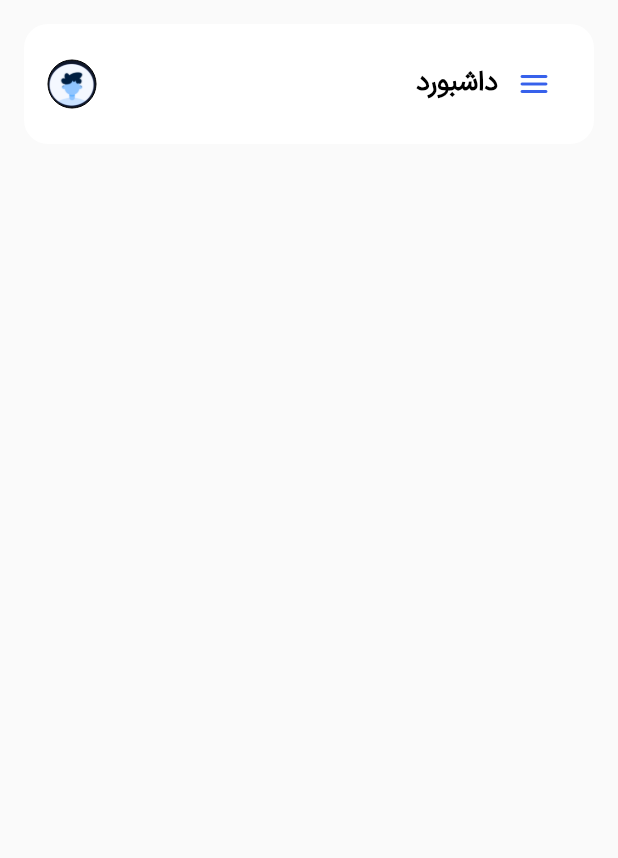
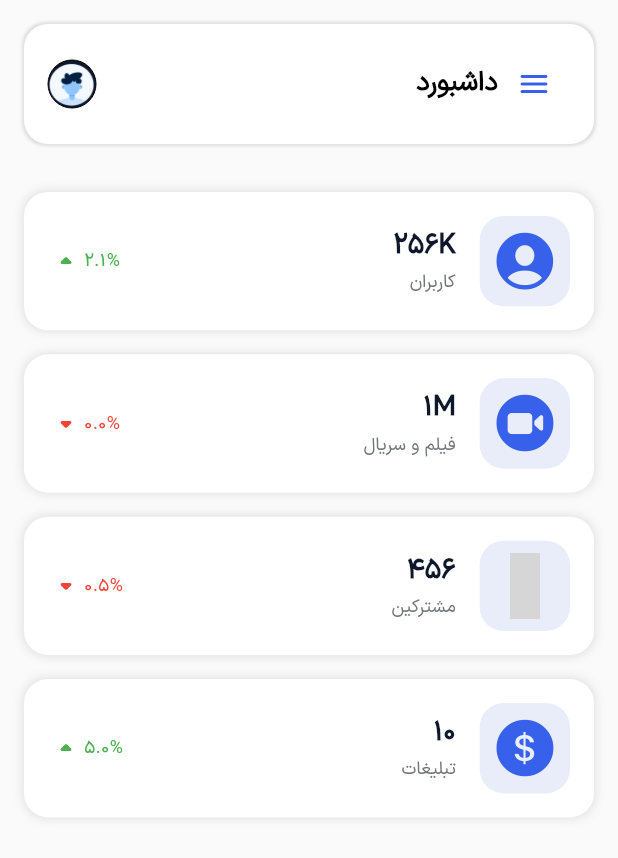
Before and after one commit to Mohammadfazel03/rokhshare-dashboard, a Flutter app: the screen it shows after launch, on a phone screen of 412 x 824 dp. Shown: the top 858 px of the screen. Run offline on Flutter 3.47's test engine with Material 3 defaults, Android fonts, the phone set to English and light mode, and no system bars; our stand-ins replace fluttericon, font_awesome_flutter, responsive_framework; grey boxes are pictures that could not be loaded.

Commit message:
[feature] complete inform card of dashboard

```diff
--- /dev/null
+++ b/lib/dashboard_page.dart
@@ -0,0 +1,148 @@
+import 'dart:math';
+
+import 'package:flutter/cupertino.dart';
+import 'package:flutter/material.dart';
+import 'package:flutter/rendering.dart';
+import 'package:fluttericon/elusive_icons.dart';
+import 'package:fluttericon/linearicons_free_icons.dart';
+
+class DashboardPage extends StatefulWidget {
+  const DashboardPage({super.key});
+
+  @override
+  State<DashboardPage> createState() => _DashboardPageState();
+}
+
+class _DashboardPageState extends State<DashboardPage> {
+  @override
+  Widget build(BuildContext context) {
+    return LayoutBuilder(builder: (context, constraints) {
+      int width = constraints.constrainWidth().round();
+      int height = constraints.constrainHeight().round();
+      return GridView.count(
+        crossAxisCount: min(4, width ~/ 250),
+        scrollDirection: Axis.vertical,
+        mainAxisSpacing: 16,
+        crossAxisSpacing: 16,
+        childAspectRatio: 1 / (100 / (width / min(4, width ~/ 250))),
+        padding: EdgeInsets.all(16),
+        children: [
+          informationCard(
+              icon: CupertinoIcons.person_crop_circle_fill,
+              title: "256K",
+              subtitle: "کاربران",
+          percent: "2.1",
+          isProfit: true),
+          informationCard(
+              icon: CupertinoIcons.videocam_circle_fill,
+              title: "1M",
+              subtitle: "فیلم و سریال",
+          percent: "0.0",
+          isProfit: false),
+          informationCard(
+              icon: Elusive.basket_circled, title: "456", subtitle: "مشترکین",
+            percent: "0.5",
+            isProfit: false
+          ),
+          informationCard(
+              icon: CupertinoIcons.money_dollar_circle_fill,
+              title: "10",
+              subtitle: "تبلیغات",
+            percent: "5.0",
+            isProfit: true
+          ),
+        ],
+      );
+    });
+  }
+
+  Widget informationCard(
+      {required IconData icon,
+      required String title,
+      required String subtitle,
+      String? percent,
+      bool? isProfit}) {
+    return Container(
+      decoration: BoxDecoration(
+          color: Theme.of(context).colorScheme.primaryContainer,
+          borderRadius: BorderRadius.circular(16),
+          boxShadow: [
+            BoxShadow(
+              color: Theme.of(context).shadowColor,
+              blurRadius: 5,
+              spreadRadius: 0.1,
+            )
+          ]),
+      child: Padding(
+        padding: const EdgeInsets.all(16),
+        child: Row(
+          mainAxisSize: MainAxisSize.max,
+          mainAxisAlignment: MainAxisAlignment.start,
+          crossAxisAlignment: CrossAxisAlignment.stretch,
+          children: [
+            AspectRatio(
+              aspectRatio: 1,
+              child: DecoratedBox(
+                  decoration: BoxDecoration(
+                    color: Theme.of(context).primaryColorLight,
+                    borderRadius: BorderRadius.circular(16),
+                  ),
+                  child: Padding(
+                    padding: const EdgeInsets.all(8.0),
+                    child: FittedBox(
+                      child: Icon(icon),
+                    ),
+                  )),
+            ),
+            SizedBox(width: 16),
+            Expanded(
+              child: Row(
+                mainAxisSize: MainAxisSize.max,
+                mainAxisAlignment: MainAxisAlignment.spaceBetween,
+                crossAxisAlignment: CrossAxisAlignment.center,
+                children: [
+                  Column(
+                    mainAxisSize: MainAxisSize.max,
+                    mainAxisAlignment: MainAxisAlignment.center,
+                    crossAxisAlignment: CrossAxisAlignment.start,
+                    children: [
+                      Text(
+                        title,
+                        style: Theme.of(context).textTheme.titleSmall,
+                      ),
+                      SizedBox(height: 2),
+                      Text(
+                        subtitle,
+                        style: Theme.of(context).textTheme.bodyMedium,
+                      )
+                    ],
+                  ),
+                  Row(
+                    mainAxisSize: MainAxisSize.min,
+                    mainAxisAlignment: MainAxisAlignment.start,
+                    crossAxisAlignment: CrossAxisAlignment.center,
+                    children: [
+                      if (isProfit != null && percent != null) ...[
+                        Text(
+                          "${percent}%",
+                          style: Theme.of(context)
+                              .textTheme
+                              .bodyMedium
+                              ?.copyWith(color: isProfit ? Colors.green : Colors.red),
+                        ),
+                        Icon(
+                          isProfit ? Icons.arrow_drop_up_rounded : Icons.arrow_drop_down_rounded,
+                          color: isProfit ? Colors.green : Colors.red,
+                        )
+                      ]
+                    ],
+                  )
+                ],
+              ),
+            )
+          ],
+        ),
+      ),
+    );
+  }
+}
--- a/lib/home_page.dart
+++ b/lib/home_page.dart
@@ -1,6 +1,7 @@
 import 'dart:async';
 import 'dart:math';
 
+import 'package:dashboard/dashboard_page.dart';
 import 'package:dashboard/sidebar.dart';
 import 'package:flutter/material.dart';
 import 'package:fluttericon/font_awesome5_icons.dart';
@@ -45,7 +46,8 @@ class _HomePageState extends State<HomePage> {
                 Padding(
                   padding: const EdgeInsets.all(16),
                   child: appbar(width: width, height: height),
-                )
+                ),
+                Expanded(child: DashboardPage())
               ],
             ),
           )
@@ -61,8 +63,8 @@ class _HomePageState extends State<HomePage> {
           borderRadius: BorderRadius.circular(16),
           boxShadow: [
             BoxShadow(
-              color: Theme.of(context).scaffoldBackgroundColor,
-              blurRadius: 5,
+              color: Theme.of(context).shadowColor,
+              blurRadius: 1,
               spreadRadius: 1,
             )
           ]),
--- a/lib/themes.dart
+++ b/lib/themes.dart
@@ -16,7 +16,10 @@ class Themes {
         onBackground: Colors.black,
         surface: Colors.white,
         onSurface: Color.fromRGBO(112, 116, 121, 1),
-        primaryContainer: Color.fromRGBO(255, 255, 255, 1.0)),
+        primaryContainer: Color.fromRGBO(255, 255, 255, 1.0),
+        ),
+    primaryColorLight: Color.fromRGBO(233,237,250, 1),
+    shadowColor: Color.fromRGBO(222, 222, 222, 1),
     scaffoldBackgroundColor: Color.fromRGBO(250, 250, 250, 1),
     drawerTheme: DrawerThemeData(
         backgroundColor: Color.fromRGBO(15, 23, 42, 1),
@@ -31,17 +34,26 @@ class Themes {
           color: Color.fromRGBO(0, 0, 0, 1.0),
           fontFamily: 'iran-sans',
           fontSize: 18,
-            fontWeight: FontWeight.bold
-        ),
+          fontWeight: FontWeight.bold),
       titleLarge: TextStyle(
         color: Color.fromRGBO(255, 255, 255, 1.0),
         fontFamily: 'iran-sans',
         fontSize: 16,
       ),
+      titleSmall: TextStyle(
+        color: Color.fromRGBO(15, 23, 42, 1.0),
+        fontFamily: 'iran-sans',
+        fontSize: 18,
+        fontWeight: FontWeight.bold
+      ),
       bodyLarge: TextStyle(
           color: Color.fromRGBO(175, 179, 188, 1.0),
           fontFamily: 'iran-sans',
           fontSize: 15),
+      bodyMedium: TextStyle(
+          color: Color.fromRGBO(112, 116, 121, 1.0),
+          fontFamily: 'iran-sans',
+          fontSize: 12),
     ),
   );
 
@@ -60,7 +72,10 @@ class Themes {
           onBackground: Colors.white,
           surface: Color.fromRGBO(17, 35, 79, 1),
           onSurface: Color.fromRGBO(238, 238, 238, 1),
-          primaryContainer: Color.fromRGBO(30, 47, 87, 1)),
+          primaryContainer: Color.fromRGBO(30, 47, 87, 1),
+      ),
+      primaryColorLight: Color.fromRGBO(49, 73, 147, 1),
+      shadowColor: Color.fromRGBO(15, 30, 69, 1),
       scaffoldBackgroundColor: Color.fromRGBO(13, 28, 60, 1),
       drawerTheme: DrawerThemeData(
           backgroundColor: Color.fromRGBO(15, 23, 42, 1),
@@ -77,17 +92,24 @@ class Themes {
             color: Color.fromRGBO(255, 255, 255, 1.0),
             fontFamily: 'iran-sans',
             fontSize: 18,
-            fontWeight: FontWeight.bold
-        ),
+            fontWeight: FontWeight.bold),
         titleLarge: TextStyle(
             color: Color.fromRGBO(255, 255, 255, 1.0),
             fontFamily: 'iran-sans',
             fontSize: 16,
-          fontWeight: FontWeight.normal
-        ),
+            fontWeight: FontWeight.normal),
+        titleSmall: TextStyle(
+            color: Color.fromRGBO(255, 255, 255, 1.0),
+            fontFamily: 'iran-sans',
+            fontSize: 18,
+            fontWeight: FontWeight.bold),
         bodyLarge: TextStyle(
             color: Color.fromRGBO(174, 178, 187, 1.0),
             fontFamily: 'iran-sans',
             fontSize: 15),
+          bodyMedium: TextStyle(
+              color: Color.fromRGBO(238, 238, 238, 1.0),
+              fontFamily: 'iran-sans',
+              fontSize: 12)
       ));
 }
```
Lines whose indentation alone changed are shown as unchanged.
